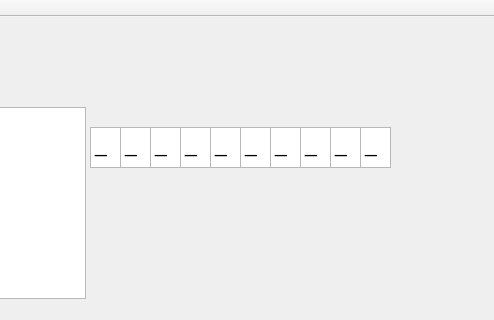
Above: mainwindow.ui from Piotr95/Hangman before the change; both pictures show x 390 to 884 and y 0 to 320 of the 884 by 522 pixel window. Below: the same form after it.
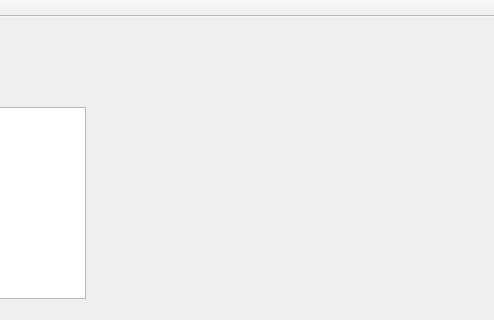
That is the form after the change.

Patch:
```diff
--- a/mainwindow.ui
+++ b/mainwindow.ui
@@ -61,329 +61,6 @@
     </property>
     <layout class="QHBoxLayout" name="HorizontalLayout"/>
    </widget>
-   <widget class="QTextEdit" name="textEdit_7">
-    <property name="geometry">
-     <rect>
-      <x>660</x>
-      <y>110</y>
-      <width>31</width>
-      <height>41</height>
-     </rect>
-    </property>
-    <property name="verticalScrollBarPolicy">
-     <enum>Qt::ScrollBarAlwaysOff</enum>
-    </property>
-    <property name="horizontalScrollBarPolicy">
-     <enum>Qt::ScrollBarAlwaysOff</enum>
-    </property>
-    <property name="lineWrapMode">
-     <enum>QTextEdit::WidgetWidth</enum>
-    </property>
-    <property name="readOnly">
-     <bool>true</bool>
-    </property>
-    <property name="html">
-     <string>&lt;!DOCTYPE HTML PUBLIC &quot;-//W3C//DTD HTML 4.0//EN&quot; &quot;http://www.w3.org/TR/REC-html40/strict.dtd&quot;&gt;
-&lt;html&gt;&lt;head&gt;&lt;meta name=&quot;qrichtext&quot; content=&quot;1&quot; /&gt;&lt;style type=&quot;text/css&quot;&gt;
-p, li { white-space: pre-wrap; }
-&lt;/style&gt;&lt;/head&gt;&lt;body style=&quot; font-family:'MS Shell Dlg 2'; font-size:7.8pt; font-weight:400; font-style:normal;&quot;&gt;
-&lt;p style=&quot; margin-top:0px; margin-bottom:0px; margin-left:0px; margin-right:0px; -qt-block-indent:0; text-indent:0px;&quot;&gt;&lt;span style=&quot; font-size:16pt;&quot;&gt;_&lt;/span&gt;&lt;/p&gt;&lt;/body&gt;&lt;/html&gt;</string>
-    </property>
-    <property name="placeholderText">
-     <string>_</string>
-    </property>
-   </widget>
-   <widget class="QTextEdit" name="Letter_Fieald">
-    <property name="geometry">
-     <rect>
-      <x>480</x>
-      <y>110</y>
-      <width>31</width>
-      <height>41</height>
-     </rect>
-    </property>
-    <property name="verticalScrollBarPolicy">
-     <enum>Qt::ScrollBarAlwaysOff</enum>
-    </property>
-    <property name="horizontalScrollBarPolicy">
-     <enum>Qt::ScrollBarAlwaysOff</enum>
-    </property>
-    <property name="lineWrapMode">
-     <enum>QTextEdit::WidgetWidth</enum>
-    </property>
-    <property name="readOnly">
-     <bool>true</bool>
-    </property>
-    <property name="html">
-     <string>&lt;!DOCTYPE HTML PUBLIC &quot;-//W3C//DTD HTML 4.0//EN&quot; &quot;http://www.w3.org/TR/REC-html40/strict.dtd&quot;&gt;
-&lt;html&gt;&lt;head&gt;&lt;meta name=&quot;qrichtext&quot; content=&quot;1&quot; /&gt;&lt;style type=&quot;text/css&quot;&gt;
-p, li { white-space: pre-wrap; }
-&lt;/style&gt;&lt;/head&gt;&lt;body style=&quot; font-family:'MS Shell Dlg 2'; font-size:7.8pt; font-weight:400; font-style:normal;&quot;&gt;
-&lt;p style=&quot; margin-top:0px; margin-bottom:0px; margin-left:0px; margin-right:0px; -qt-block-indent:0; text-indent:0px;&quot;&gt;&lt;span style=&quot; font-size:16pt;&quot;&gt;_&lt;/span&gt;&lt;/p&gt;&lt;/body&gt;&lt;/html&gt;</string>
-    </property>
-    <property name="placeholderText">
-     <string>_</string>
-    </property>
-   </widget>
-   <widget class="QTextEdit" name="textEdit_5">
-    <property name="geometry">
-     <rect>
-      <x>600</x>
-      <y>110</y>
-      <width>31</width>
-      <height>41</height>
-     </rect>
-    </property>
-    <property name="toolTipDuration">
-     <number>4</number>
-    </property>
-    <property name="verticalScrollBarPolicy">
-     <enum>Qt::ScrollBarAlwaysOff</enum>
-    </property>
-    <property name="horizontalScrollBarPolicy">
-     <enum>Qt::ScrollBarAlwaysOff</enum>
-    </property>
-    <property name="lineWrapMode">
-     <enum>QTextEdit::NoWrap</enum>
-    </property>
-    <property name="readOnly">
-     <bool>true</bool>
-    </property>
-    <property name="html">
-     <string>&lt;!DOCTYPE HTML PUBLIC &quot;-//W3C//DTD HTML 4.0//EN&quot; &quot;http://www.w3.org/TR/REC-html40/strict.dtd&quot;&gt;
-&lt;html&gt;&lt;head&gt;&lt;meta name=&quot;qrichtext&quot; content=&quot;1&quot; /&gt;&lt;style type=&quot;text/css&quot;&gt;
-p, li { white-space: pre-wrap; }
-&lt;/style&gt;&lt;/head&gt;&lt;body style=&quot; font-family:'MS Shell Dlg 2'; font-size:7.8pt; font-weight:400; font-style:normal;&quot;&gt;
-&lt;p style=&quot; margin-top:0px; margin-bottom:0px; margin-left:0px; margin-right:0px; -qt-block-indent:0; text-indent:0px;&quot;&gt;&lt;span style=&quot; font-size:16pt;&quot;&gt;_&lt;/span&gt;&lt;/p&gt;&lt;/body&gt;&lt;/html&gt;</string>
-    </property>
-    <property name="placeholderText">
-     <string>_</string>
-    </property>
-   </widget>
-   <widget class="QTextEdit" name="textEdit_3">
-    <property name="geometry">
-     <rect>
-      <x>540</x>
-      <y>110</y>
-      <width>31</width>
-      <height>41</height>
-     </rect>
-    </property>
-    <property name="verticalScrollBarPolicy">
-     <enum>Qt::ScrollBarAlwaysOff</enum>
-    </property>
-    <property name="horizontalScrollBarPolicy">
-     <enum>Qt::ScrollBarAlwaysOff</enum>
-    </property>
-    <property name="lineWrapMode">
-     <enum>QTextEdit::WidgetWidth</enum>
-    </property>
-    <property name="readOnly">
-     <bool>true</bool>
-    </property>
-    <property name="html">
-     <string>&lt;!DOCTYPE HTML PUBLIC &quot;-//W3C//DTD HTML 4.0//EN&quot; &quot;http://www.w3.org/TR/REC-html40/strict.dtd&quot;&gt;
-&lt;html&gt;&lt;head&gt;&lt;meta name=&quot;qrichtext&quot; content=&quot;1&quot; /&gt;&lt;style type=&quot;text/css&quot;&gt;
-p, li { white-space: pre-wrap; }
-&lt;/style&gt;&lt;/head&gt;&lt;body style=&quot; font-family:'MS Shell Dlg 2'; font-size:7.8pt; font-weight:400; font-style:normal;&quot;&gt;
-&lt;p style=&quot; margin-top:0px; margin-bottom:0px; margin-left:0px; margin-right:0px; -qt-block-indent:0; text-indent:0px;&quot;&gt;&lt;span style=&quot; font-size:16pt;&quot;&gt;_&lt;/span&gt;&lt;/p&gt;&lt;/body&gt;&lt;/html&gt;</string>
-    </property>
-    <property name="placeholderText">
-     <string>_</string>
-    </property>
-   </widget>
-   <widget class="QTextEdit" name="textEdit_9">
-    <property name="geometry">
-     <rect>
-      <x>720</x>
-      <y>110</y>
-      <width>31</width>
-      <height>41</height>
-     </rect>
-    </property>
-    <property name="verticalScrollBarPolicy">
-     <enum>Qt::ScrollBarAlwaysOff</enum>
-    </property>
-    <property name="horizontalScrollBarPolicy">
-     <enum>Qt::ScrollBarAlwaysOff</enum>
-    </property>
-    <property name="lineWrapMode">
-     <enum>QTextEdit::WidgetWidth</enum>
-    </property>
-    <property name="readOnly">
-     <bool>true</bool>
-    </property>
-    <property name="html">
-     <string>&lt;!DOCTYPE HTML PUBLIC &quot;-//W3C//DTD HTML 4.0//EN&quot; &quot;http://www.w3.org/TR/REC-html40/strict.dtd&quot;&gt;
-&lt;html&gt;&lt;head&gt;&lt;meta name=&quot;qrichtext&quot; content=&quot;1&quot; /&gt;&lt;style type=&quot;text/css&quot;&gt;
-p, li { white-space: pre-wrap; }
-&lt;/style&gt;&lt;/head&gt;&lt;body style=&quot; font-family:'MS Shell Dlg 2'; font-size:7.8pt; font-weight:400; font-style:normal;&quot;&gt;
-&lt;p style=&quot; margin-top:0px; margin-bottom:0px; margin-left:0px; margin-right:0px; -qt-block-indent:0; text-indent:0px;&quot;&gt;&lt;span style=&quot; font-size:16pt;&quot;&gt;_&lt;/span&gt;&lt;/p&gt;&lt;/body&gt;&lt;/html&gt;</string>
-    </property>
-    <property name="placeholderText">
-     <string>_</string>
-    </property>
-   </widget>
-   <widget class="QTextEdit" name="textEdit_6">
-    <property name="geometry">
-     <rect>
-      <x>630</x>
-      <y>110</y>
-      <width>31</width>
-      <height>41</height>
-     </rect>
-    </property>
-    <property name="verticalScrollBarPolicy">
-     <enum>Qt::ScrollBarAlwaysOff</enum>
-    </property>
-    <property name="horizontalScrollBarPolicy">
-     <enum>Qt::ScrollBarAlwaysOff</enum>
-    </property>
-    <property name="lineWrapMode">
-     <enum>QTextEdit::WidgetWidth</enum>
-    </property>
-    <property name="readOnly">
-     <bool>true</bool>
-    </property>
-    <property name="html">
-     <string>&lt;!DOCTYPE HTML PUBLIC &quot;-//W3C//DTD HTML 4.0//EN&quot; &quot;http://www.w3.org/TR/REC-html40/strict.dtd&quot;&gt;
-&lt;html&gt;&lt;head&gt;&lt;meta name=&quot;qrichtext&quot; content=&quot;1&quot; /&gt;&lt;style type=&quot;text/css&quot;&gt;
-p, li { white-space: pre-wrap; }
-&lt;/style&gt;&lt;/head&gt;&lt;body style=&quot; font-family:'MS Shell Dlg 2'; font-size:7.8pt; font-weight:400; font-style:normal;&quot;&gt;
-&lt;p style=&quot; margin-top:0px; margin-bottom:0px; margin-left:0px; margin-right:0px; -qt-block-indent:0; text-indent:0px;&quot;&gt;&lt;span style=&quot; font-size:16pt;&quot;&gt;_&lt;/span&gt;&lt;/p&gt;&lt;/body&gt;&lt;/html&gt;</string>
-    </property>
-    <property name="placeholderText">
-     <string>_</string>
-    </property>
-   </widget>
-   <widget class="QTextEdit" name="textEdit_10">
-    <property name="geometry">
-     <rect>
-      <x>750</x>
-      <y>110</y>
-      <width>31</width>
-      <height>41</height>
-     </rect>
-    </property>
-    <property name="verticalScrollBarPolicy">
-     <enum>Qt::ScrollBarAlwaysOff</enum>
-    </property>
-    <property name="horizontalScrollBarPolicy">
-     <enum>Qt::ScrollBarAlwaysOff</enum>
-    </property>
-    <property name="lineWrapMode">
-     <enum>QTextEdit::WidgetWidth</enum>
-    </property>
-    <property name="readOnly">
-     <bool>true</bool>
-    </property>
-    <property name="html">
-     <string>&lt;!DOCTYPE HTML PUBLIC &quot;-//W3C//DTD HTML 4.0//EN&quot; &quot;http://www.w3.org/TR/REC-html40/strict.dtd&quot;&gt;
-&lt;html&gt;&lt;head&gt;&lt;meta name=&quot;qrichtext&quot; content=&quot;1&quot; /&gt;&lt;style type=&quot;text/css&quot;&gt;
-p, li { white-space: pre-wrap; }
-&lt;/style&gt;&lt;/head&gt;&lt;body style=&quot; font-family:'MS Shell Dlg 2'; font-size:7.8pt; font-weight:400; font-style:normal;&quot;&gt;
-&lt;p style=&quot; margin-top:0px; margin-bottom:0px; margin-left:0px; margin-right:0px; -qt-block-indent:0; text-indent:0px;&quot;&gt;&lt;span style=&quot; font-size:16pt;&quot;&gt;_&lt;/span&gt;&lt;/p&gt;&lt;/body&gt;&lt;/html&gt;</string>
-    </property>
-    <property name="placeholderText">
-     <string>_</string>
-    </property>
-   </widget>
-   <widget class="QTextEdit" name="textEdit_2">
-    <property name="geometry">
-     <rect>
-      <x>510</x>
-      <y>110</y>
-      <width>31</width>
-      <height>41</height>
-     </rect>
-    </property>
-    <property name="verticalScrollBarPolicy">
-     <enum>Qt::ScrollBarAlwaysOff</enum>
-    </property>
-    <property name="horizontalScrollBarPolicy">
-     <enum>Qt::ScrollBarAlwaysOff</enum>
-    </property>
-    <property name="lineWrapMode">
-     <enum>QTextEdit::WidgetWidth</enum>
-    </property>
-    <property name="readOnly">
-     <bool>true</bool>
-    </property>
-    <property name="html">
-     <string>&lt;!DOCTYPE HTML PUBLIC &quot;-//W3C//DTD HTML 4.0//EN&quot; &quot;http://www.w3.org/TR/REC-html40/strict.dtd&quot;&gt;
-&lt;html&gt;&lt;head&gt;&lt;meta name=&quot;qrichtext&quot; content=&quot;1&quot; /&gt;&lt;style type=&quot;text/css&quot;&gt;
-p, li { white-space: pre-wrap; }
-&lt;/style&gt;&lt;/head&gt;&lt;body style=&quot; font-family:'MS Shell Dlg 2'; font-size:7.8pt; font-weight:400; font-style:normal;&quot;&gt;
-&lt;p style=&quot; margin-top:0px; margin-bottom:0px; margin-left:0px; margin-right:0px; -qt-block-indent:0; text-indent:0px;&quot;&gt;&lt;span style=&quot; font-size:16pt;&quot;&gt;_&lt;/span&gt;&lt;/p&gt;&lt;/body&gt;&lt;/html&gt;</string>
-    </property>
-    <property name="placeholderText">
-     <string>_</string>
-    </property>
-   </widget>
-   <widget class="QTextEdit" name="textEdit_8">
-    <property name="geometry">
-     <rect>
-      <x>690</x>
-      <y>110</y>
-      <width>31</width>
-      <height>41</height>
-     </rect>
-    </property>
-    <property name="verticalScrollBarPolicy">
-     <enum>Qt::ScrollBarAlwaysOff</enum>
-    </property>
-    <property name="horizontalScrollBarPolicy">
-     <enum>Qt::ScrollBarAlwaysOff</enum>
-    </property>
-    <property name="lineWrapMode">
-     <enum>QTextEdit::WidgetWidth</enum>
-    </property>
-    <property name="readOnly">
-     <bool>true</bool>
-    </property>
-    <property name="html">
-     <string>&lt;!DOCTYPE HTML PUBLIC &quot;-//W3C//DTD HTML 4.0//EN&quot; &quot;http://www.w3.org/TR/REC-html40/strict.dtd&quot;&gt;
-&lt;html&gt;&lt;head&gt;&lt;meta name=&quot;qrichtext&quot; content=&quot;1&quot; /&gt;&lt;style type=&quot;text/css&quot;&gt;
-p, li { white-space: pre-wrap; }
-&lt;/style&gt;&lt;/head&gt;&lt;body style=&quot; font-family:'MS Shell Dlg 2'; font-size:7.8pt; font-weight:400; font-style:normal;&quot;&gt;
-&lt;p style=&quot; margin-top:0px; margin-bottom:0px; margin-left:0px; margin-right:0px; -qt-block-indent:0; text-indent:0px;&quot;&gt;&lt;span style=&quot; font-size:16pt;&quot;&gt;_&lt;/span&gt;&lt;/p&gt;&lt;/body&gt;&lt;/html&gt;</string>
-    </property>
-    <property name="placeholderText">
-     <string>_</string>
-    </property>
-   </widget>
-   <widget class="QTextEdit" name="textEdit_4">
-    <property name="geometry">
-     <rect>
-      <x>570</x>
-      <y>110</y>
-      <width>31</width>
-      <height>41</height>
-     </rect>
-    </property>
-    <property name="verticalScrollBarPolicy">
-     <enum>Qt::ScrollBarAlwaysOff</enum>
-    </property>
-    <property name="horizontalScrollBarPolicy">
-     <enum>Qt::ScrollBarAlwaysOff</enum>
-    </property>
-    <property name="lineWrapMode">
-     <enum>QTextEdit::WidgetWidth</enum>
-    </property>
-    <property name="readOnly">
-     <bool>true</bool>
-    </property>
-    <property name="html">
-     <string>&lt;!DOCTYPE HTML PUBLIC &quot;-//W3C//DTD HTML 4.0//EN&quot; &quot;http://www.w3.org/TR/REC-html40/strict.dtd&quot;&gt;
-&lt;html&gt;&lt;head&gt;&lt;meta name=&quot;qrichtext&quot; content=&quot;1&quot; /&gt;&lt;style type=&quot;text/css&quot;&gt;
-p, li { white-space: pre-wrap; }
-&lt;/style&gt;&lt;/head&gt;&lt;body style=&quot; font-family:'MS Shell Dlg 2'; font-size:7.8pt; font-weight:400; font-style:normal;&quot;&gt;
-&lt;p style=&quot; margin-top:0px; margin-bottom:0px; margin-left:0px; margin-right:0px; -qt-block-indent:0; text-indent:0px;&quot;&gt;&lt;span style=&quot; font-size:16pt;&quot;&gt;_&lt;/span&gt;&lt;/p&gt;&lt;/body&gt;&lt;/html&gt;</string>
-    </property>
-    <property name="placeholderText">
-     <string>_</string>
-    </property>
-   </widget>
   </widget>
   <widget class="QMenuBar" name="menuBar">
    <property name="geometry">
```
